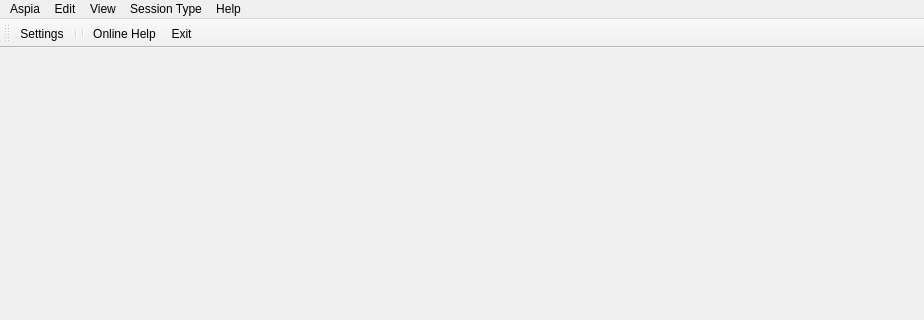
Old version of the form source/client/ui/main_window.ui in the repository dchapyshev/aspia; both pictures show x 0 to 924 and y 0 to 320 of the 924 by 645 pixel window.
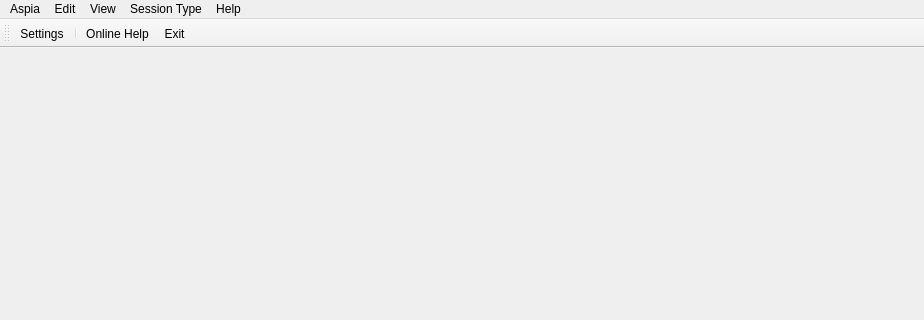
New version of the form. Icons and pictures are not drawn.

Patch:
```diff
--- a/source/client/ui/main_window.ui
+++ b/source/client/ui/main_window.ui
@@ -133,7 +133,6 @@
    </attribute>
    <addaction name="action_settings"/>
    <addaction name="separator"/>
-   <addaction name="separator"/>
    <addaction name="action_help"/>
    <addaction name="action_exit"/>
   </widget>
```
Left out of the diff: 4 changed lines with no effect on the pictures.
